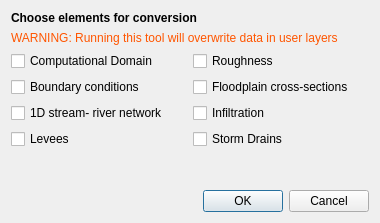
The window that flo2d/ui/schema2user.ui (FLO-2DSoftware/qgis-flo-2d-plugin) describes before a commit, drawn with Qt 5.
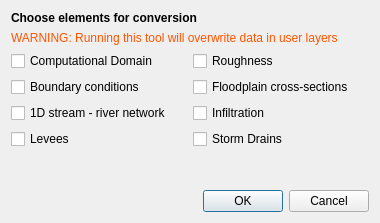
The same window after the commit.

What changed in the file:
```diff
--- a/flo2d/ui/schema2user.ui
+++ b/flo2d/ui/schema2user.ui
@@ -80,7 +80,7 @@
      <item row="2" column="0">
       <widget class="QCheckBox" name="ckbox_1d">
        <property name="text">
-        <string>1D stream- river network</string>
+        <string>1D stream - river network</string>
        </property>
       </widget>
      </item>
```
